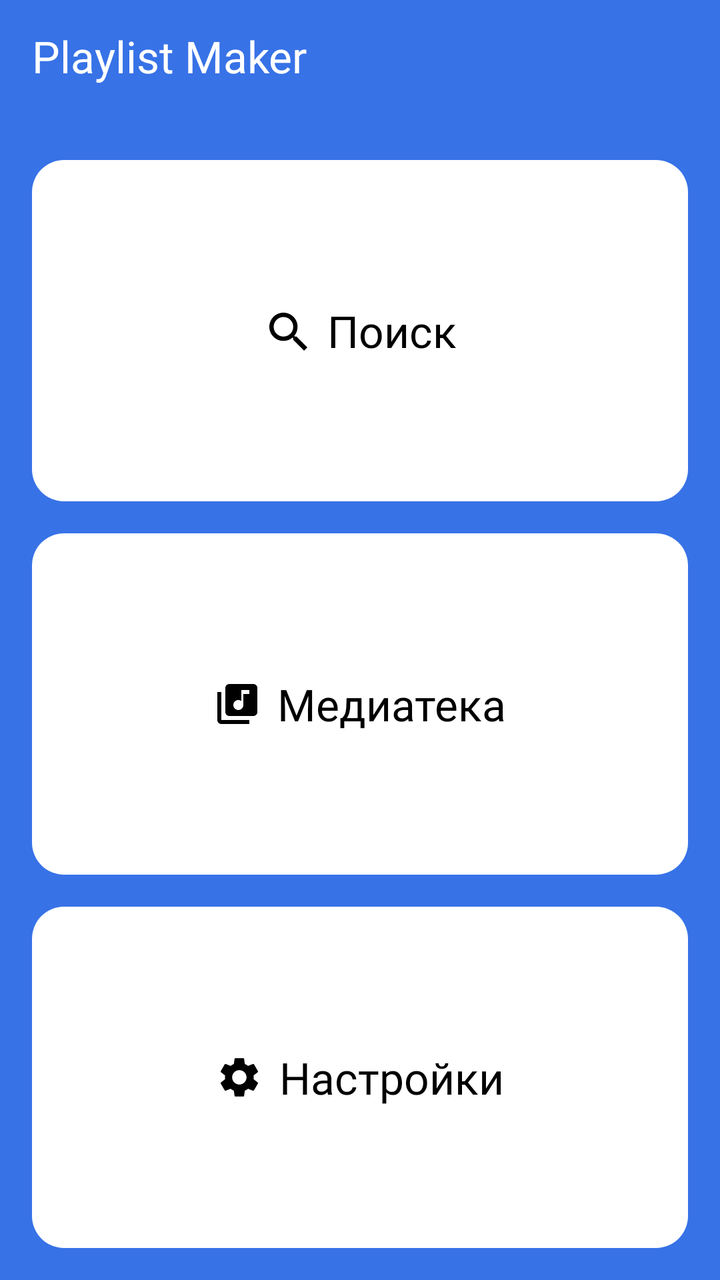
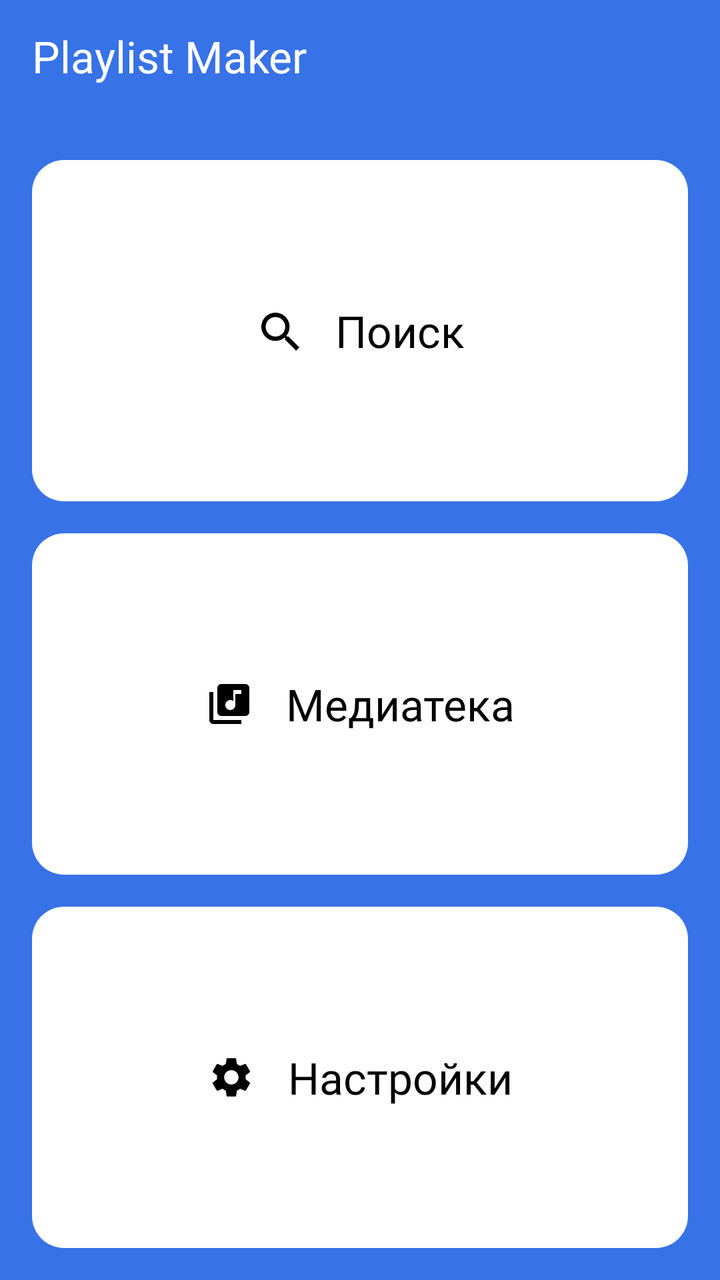

Screens rendered from an Android XML layout before and after an edit, with the pre-edit source and the edit as a unified diff.
<!-- AndroidManifest.xml: application theme Theme.PlaylistMaker2 -->
<!-- res/layout/activity_main.xml -->
<?xml version="1.0" encoding="utf-8"?>
<androidx.constraintlayout.widget.ConstraintLayout xmlns:android="http://schemas.android.com/apk/res/android"
    xmlns:app="http://schemas.android.com/apk/res-auto"
    xmlns:tools="http://schemas.android.com/tools"
    android:id="@+id/main"
    android:layout_width="match_parent"
    android:layout_height="match_parent"
    tools:context=".MainActivity" >

    <LinearLayout
        android:layout_width="match_parent"
         android:layout_height="match_parent"
        android:background="@color/background_main"
        android:orientation="vertical"
        android:paddingLeft="@dimen/default_padding"
        android:paddingRight="@dimen/default_padding"
        android:paddingBottom="@dimen/default_padding">

        <LinearLayout
            android:layout_width="match_parent"
            android:layout_height="@dimen/default_height"
            android:layout_marginBottom="@dimen/max_margin"

            >

            <TextView
                android:layout_width="wrap_content"
                android:layout_height="wrap_content"
                android:text="@string/app_name"
                android:textColor="@color/white"
                android:textSize="@dimen/default_fontSize"
                android:layout_gravity="center_vertical"
                android:fontFamily="@font/ys_display_medium">

            </TextView>
        </LinearLayout>

        <LinearLayout
            android:id="@+id/search_btn"
            style="@style/cardsMainScreen">

            <ImageView
                android:layout_width="@dimen/default_icon_size"
                android:layout_height="@dimen/default_icon_size"
                android:src="@drawable/ic_search"
                app:tint="@color/black" />

            <TextView
                android:text="@string/search"
                style="@style/cardsTextStyle" />
        </LinearLayout>

        <LinearLayout
            android:id="@+id/media_btn"
            android:layout_marginTop="@dimen/default_margin"
            style="@style/cardsMainScreen">


            <ImageView
                android:layout_width="@dimen/default_icon_size"
                android:layout_height="@dimen/default_icon_size"
                android:src="@drawable/media"
                app:tint="@color/black" />

            <TextView
                android:text="@string/media"
                style="@style/cardsTextStyle"/>
        </LinearLayout>

        <LinearLayout
            android:id="@+id/settings_btn"
            android:layout_marginTop="@dimen/default_margin"
            style="@style/cardsMainScreen">

            <ImageView
                android:layout_width="@dimen/default_icon_size"
                android:layout_height="@dimen/default_icon_size"
                android:src="@drawable/settings"
                app:tint="@color/black" />

            <TextView
                android:text="@string/settings"
                style="@style/cardsTextStyle"
                 />
        </LinearLayout>


    </LinearLayout>

</androidx.constraintlayout.widget.ConstraintLayout>
<!-- resources referenced by this layout -->
<resources>
  <color name="background_main">#3772E7</color>
  <color name="black">#FF000000</color>
  <color name="white">#FFFFFFFF</color>
  <dimen name="default_fontSize">22sp</dimen>
  <dimen name="default_height">56dp</dimen>
  <dimen name="default_icon_size">24sp</dimen>
  <dimen name="default_margin">16dp</dimen>
  <dimen name="default_padding">16dp</dimen>
  <dimen name="max_margin">24sp</dimen>
  <!-- drawable ic_search (drawable) -->
  <vector xmlns:android="http://schemas.android.com/apk/res/android"
      android:width="24dp"
      android:height="24dp"
      android:viewportWidth="24"
      android:viewportHeight="24">
    <path
        android:pathData="M16.579,14.95H15.721L15.417,14.656C16.481,13.418 17.122,11.81 17.122,10.061C17.122,6.161 13.961,3 10.061,3C6.161,3 3,6.161 3,10.061C3,13.961 6.161,17.122 10.061,17.122C11.81,17.122 13.418,16.481 14.656,15.417L14.95,15.721V16.579L20.381,22L22,20.381L16.579,14.95ZM10.061,14.95C7.356,14.95 5.173,12.766 5.173,10.061C5.173,7.356 7.356,5.173 10.061,5.173C12.766,5.173 14.95,7.356 14.95,10.061C14.95,12.766 12.766,14.95 10.061,14.95Z"
        android:fillColor="#1A1B22"/>
  </vector>
  <!-- drawable media (drawable) -->
  <vector xmlns:android="http://schemas.android.com/apk/res/android"
      android:width="24dp"
      android:height="24dp"
      android:viewportWidth="24"
      android:viewportHeight="24">
    <path
        android:pathData="M20,2H8C6.9,2 6,2.9 6,4V16C6,17.1 6.9,18 8,18H20C21.1,18 22,17.1 22,16V4C22,2.9 21.1,2 20,2ZM18,7H15V12.5C15,13.88 13.88,15 12.5,15C11.12,15 10,13.88 10,12.5C10,11.12 11.12,10 12.5,10C13.07,10 13.58,10.19 14,10.51V5H18V7ZM4,6H2V20C2,21.1 2.9,22 4,22H18V20H4V6Z"
        android:fillColor="#1A1B22"/>
  </vector>
  <string name="app_name">Playlist Maker</string>
  <string name="media">Медиатека</string>
  <string name="search">Поиск</string>
  <string name="settings">Настройки</string>
  <style name="cardsMainScreen">
          <item name="android:layout_width">match_parent</item>
          <item name="android:layout_height">@dimen/zero</item>
          <item name="android:layout_weight">1</item>
          <item name="android:background">@drawable/bg_rounded</item>
          <item name="android:clickable">true</item>
          <item name="android:focusable">true</item>
          <item name="android:gravity">center</item>
          <item name="android:orientation">horizontal</item>
          <item name="android:padding">@dimen/default_padding</item>
          <item name="android:foreground">?attr/selectableItemBackground</item>
      </style>
  <style name="cardsTextStyle">
          <item name="android:layout_width">wrap_content</item>
          <item name="android:layout_height">wrap_content</item>
          <item name="android:layout_marginStart">@dimen/min_margin</item>
          <item name="android:textColor">@color/black</item>
          <item name="android:textSize">@dimen/default_fontSize</item>
          <item name="android:fontFamily">@font/ys_display_medium</item>
      </style>
  <style name="Theme.PlaylistMaker2" parent="Base.Theme.PlaylistMaker" />
  <dimen name="zero">0dp</dimen>
  <!-- drawable bg_rounded (drawable) -->
  <?xml version="1.0" encoding="utf-8"?>
  <shape xmlns:android="http://schemas.android.com/apk/res/android"
      android:shape="rectangle">
      <solid android:color="@color/white"/>
      <corners android:radius="16dp"/>
  </shape>
  <dimen name="min_margin">8dp</dimen>
  <style name="Base.Theme.PlaylistMaker" parent="Theme.MaterialComponents.DayNight.NoActionBar">
          
          
      </style>
  <!-- unchanged entries left out for length: 1 -->
</resources>

<!-- the commit's change to res/layout/activity_main.xml (unified diff, before → after) -->
@@ -35,56 +35,35 @@
             </TextView>
         </LinearLayout>
 
-        <LinearLayout
+        <com.google.android.material.button.MaterialButton
             android:id="@+id/search_btn"
-            style="@style/cardsMainScreen">
+            style="@style/MainScreenButton"
+            android:text="@string/search"
+            android:textColor="@color/black"
+            app:icon="@drawable/ic_search"
+            app:iconTint="@color/black"
+            app:iconPadding="@dimen/default_margin"
+            app:iconGravity="textStart"
+            />
 
-            <ImageView
-                android:layout_width="@dimen/default_icon_size"
-                android:layout_height="@dimen/default_icon_size"
-                android:src="@drawable/ic_search"
-                app:tint="@color/black" />
 
-            <TextView
-                android:text="@string/search"
-                style="@style/cardsTextStyle" />
-        </LinearLayout>
-
-        <LinearLayout
+        <com.google.android.material.button.MaterialButton
             android:id="@+id/media_btn"
             android:layout_marginTop="@dimen/default_margin"
-            style="@style/cardsMainScreen">
+            style="@style/MainScreenButton"
+            android:text="@string/media"
+            android:textColor="@color/black"
+            app:icon="@drawable/media"
+            />
 
-
-            <ImageView
-                android:layout_width="@dimen/default_icon_size"
-                android:layout_height="@dimen/default_icon_size"
-                android:src="@drawable/media"
-                app:tint="@color/black" />
-
-            <TextView
-                android:text="@string/media"
-                style="@style/cardsTextStyle"/>
-        </LinearLayout>
-
-        <LinearLayout
+        <com.google.android.material.button.MaterialButton
             android:id="@+id/settings_btn"
             android:layout_marginTop="@dimen/default_margin"
-            style="@style/cardsMainScreen">
-
-            <ImageView
-                android:layout_width="@dimen/default_icon_size"
-                android:layout_height="@dimen/default_icon_size"
-                android:src="@drawable/settings"
-                app:tint="@color/black" />
-
-            <TextView
-                android:text="@string/settings"
-                style="@style/cardsTextStyle"
-                 />
-        </LinearLayout>
-
-
+            style="@style/MainScreenButton"
+            android:text="@string/settings"
+            android:textColor="@color/black"
+            app:icon="@drawable/settings"
+            />
     </LinearLayout>
 
 </androidx.constraintlayout.widget.ConstraintLayout>
<!-- resource entries referenced after the edit -->
@@ -5,7 +5,6 @@
   <color name="white">#FFFFFFFF</color>
   <dimen name="default_fontSize">22sp</dimen>
   <dimen name="default_height">56dp</dimen>
-  <dimen name="default_icon_size">24sp</dimen>
   <dimen name="default_margin">16dp</dimen>
   <dimen name="default_padding">16dp</dimen>
   <dimen name="max_margin">24sp</dimen>
@@ -33,25 +32,18 @@
   <string name="media">Медиатека</string>
   <string name="search">Поиск</string>
   <string name="settings">Настройки</string>
-  <style name="cardsMainScreen">
+  <style name="MainScreenButton" parent="Widget.MaterialComponents.Button.UnelevatedButton">
           <item name="android:layout_width">match_parent</item>
           <item name="android:layout_height">@dimen/zero</item>
+          <item name="backgroundTint">@color/white</item>
           <item name="android:layout_weight">1</item>
+          <item name="android:textAllCaps">false</item>
           <item name="android:background">@drawable/bg_rounded</item>
-          <item name="android:clickable">true</item>
-          <item name="android:focusable">true</item>
-          <item name="android:gravity">center</item>
-          <item name="android:orientation">horizontal</item>
           <item name="android:padding">@dimen/default_padding</item>
-          <item name="android:foreground">?attr/selectableItemBackground</item>
-      </style>
-  <style name="cardsTextStyle">
-          <item name="android:layout_width">wrap_content</item>
-          <item name="android:layout_height">wrap_content</item>
-          <item name="android:layout_marginStart">@dimen/min_margin</item>
-          <item name="android:textColor">@color/black</item>
-          <item name="android:textSize">@dimen/default_fontSize</item>
-          <item name="android:fontFamily">@font/ys_display_medium</item>
+          <item name="android:textAppearance">@style/MainButtonText</item>
+          <item name="iconTint">@color/black</item>
+          <item name="iconPadding">@dimen/default_margin</item>
+          <item name="iconGravity">textStart</item>
       </style>
   <style name="Theme.PlaylistMaker2" parent="Base.Theme.PlaylistMaker" />
   <dimen name="zero">0dp</dimen>
@@ -62,7 +54,10 @@
       <solid android:color="@color/white"/>
       <corners android:radius="16dp"/>
   </shape>
-  <dimen name="min_margin">8dp</dimen>
+  <style name="MainButtonText">
+          <item name="android:textSize">@dimen/default_fontSize</item>
+          <item name="android:fontFamily">@font/ys_display_medium</item>
+      </style>
   <style name="Base.Theme.PlaylistMaker" parent="Theme.MaterialComponents.DayNight.NoActionBar">
           
           
